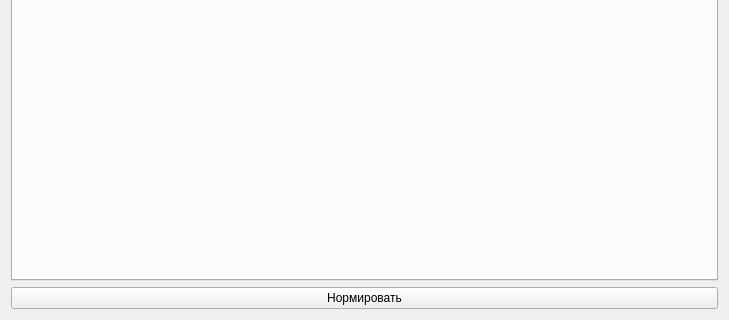
Above: app/propertytreeviewer.ui from AndreyMlashkin/ExpertReview before the change; both pictures show x 0 to 729 and y 317 to 637 of the 729 by 637 pixel window. Below: the same form after it.
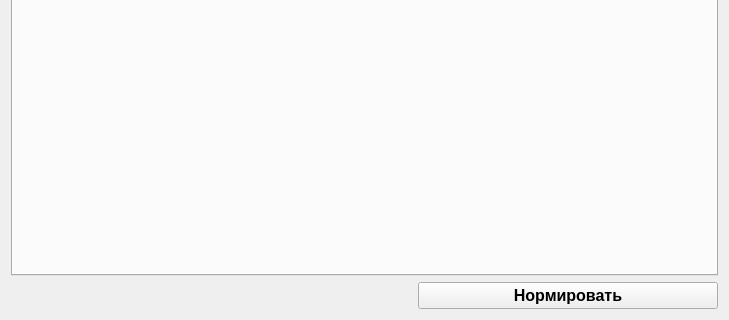
That is the form after the change. Icons and pictures are not drawn.

```diff
--- a/app/propertytreeviewer.ui
+++ b/app/propertytreeviewer.ui
@@ -48,8 +48,27 @@
        </widget>
       </widget>
      </item>
-     <item>
+     <item alignment="Qt::AlignRight">
       <widget class="QPushButton" name="normalise">
+       <property name="minimumSize">
+        <size>
+         <width>300</width>
+         <height>0</height>
+        </size>
+       </property>
+       <property name="maximumSize">
+        <size>
+         <width>300</width>
+         <height>16777215</height>
+        </size>
+       </property>
+       <property name="font">
+        <font>
+         <pointsize>12</pointsize>
+         <weight>75</weight>
+         <bold>true</bold>
+        </font>
+       </property>
        <property name="text">
         <string>Нормировать</string>
        </property>
```
